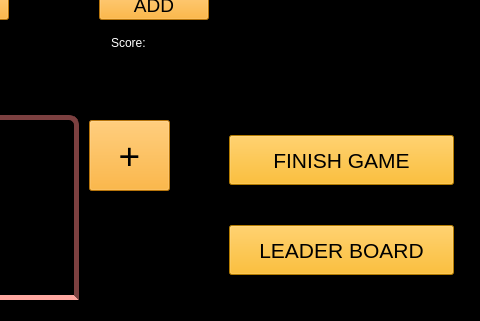
Old version of the form oyun_v.1.1/playedgame.ui in the repository cmlblbn/black_jack_cpp; both pictures show x 421 to 901 and y 355 to 676 of the 901 by 676 pixel window.
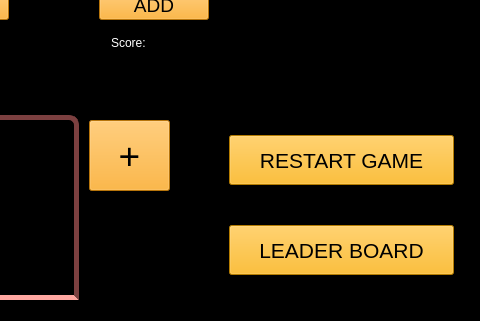
New version of the form. Icons and pictures are not drawn.

```diff
--- a/oyun_v.1.1/playedgame.ui
+++ b/oyun_v.1.1/playedgame.ui
@@ -508,7 +508,7 @@
 </string>
    </property>
    <property name="text">
-    <string>FINISH GAME</string>
+    <string>RESTART GAME</string>
    </property>
   </widget>
   <widget class="QPushButton" name="leaderBoardButton">
```
Left out of the diff: 2 changed lines with no effect on the pictures.
